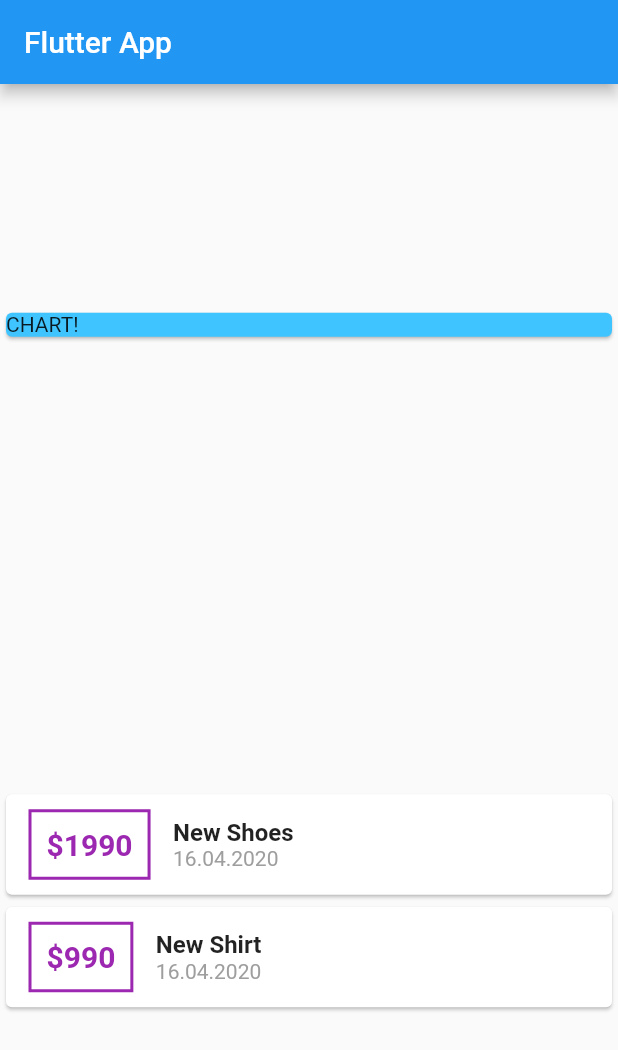
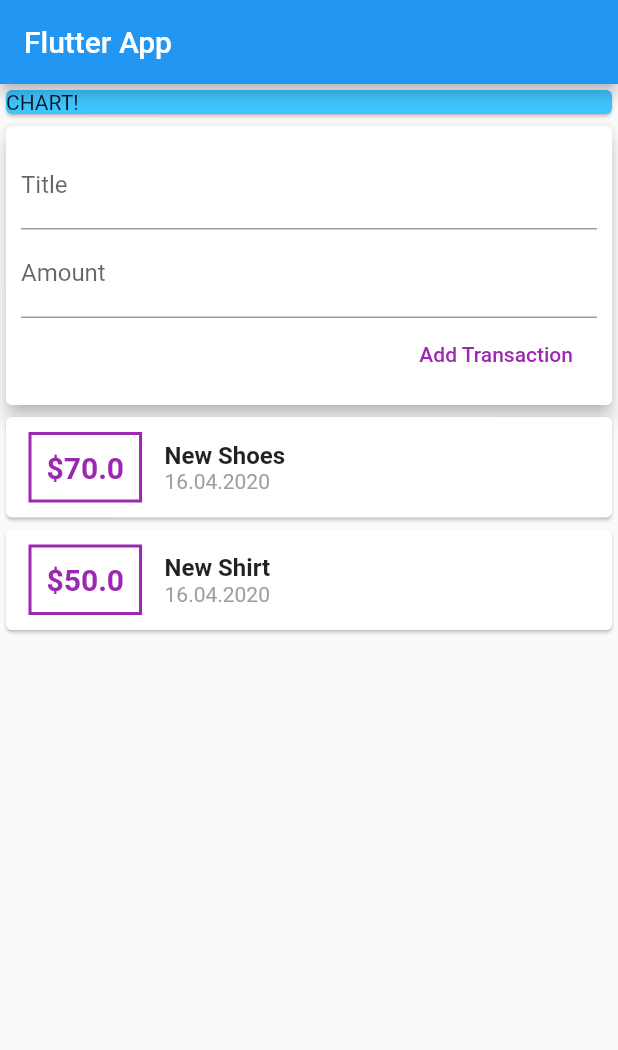
Before and after one commit to Linkonsq/Personal-Expenses, a Flutter app: the screen it shows after launch, on a phone screen of 412 x 824 dp. Shown: the top 1050 px of the screen. Run offline on Flutter 3.47's test engine with Material 2 defaults, Android fonts, the phone set to English and light mode, and no system bars.

Commit message:
Adding text input and fetching user input

```diff
--- a/lib/main.dart
+++ b/lib/main.dart
@@ -20,16 +20,19 @@ class MyHomePage extends StatelessWidget {
     Transaction(
       id: 't1',
       title: 'New Shoes',
-      amount: 1990,
+      amount: 70,
       date: DateTime.now(),
     ),
     Transaction(
       id: 't2',
       title: 'New Shirt',
-      amount: 990,
+      amount: 50,
       date: DateTime.now(),
     )
   ];
+
+  final titleController = TextEditingController();
+  final amountController = TextEditingController();
 
   @override
   Widget build(BuildContext context) {
@@ -38,7 +41,6 @@ class MyHomePage extends StatelessWidget {
         title: Text('Flutter App'),
       ),
       body: Column(
-        mainAxisAlignment: MainAxisAlignment.spaceAround,
         crossAxisAlignment: CrossAxisAlignment.stretch,
         children: <Widget>[
           Container(
@@ -46,6 +48,32 @@ class MyHomePage extends StatelessWidget {
             child: Card(
               color: Colors.lightBlueAccent,
               child: Text('CHART!'),
+            ),
+          ),
+          Card(
+            elevation: 5,
+            child: Container(
+              padding: EdgeInsets.all(10),
+              child: Column(
+                crossAxisAlignment: CrossAxisAlignment.end,
+                children: <Widget>[
+                  TextField(
+                    decoration: InputDecoration(labelText: 'Title'),
+                    controller: titleController,
+                  ),
+                  TextField(
+                    decoration: InputDecoration(labelText: 'Amount'),
+                    controller: amountController,
+                  ),
+                  FlatButton(
+                    child: Text(
+                      'Add Transaction',
+                    ),
+                    textColor: Colors.purple,
+                    onPressed: () {},
+                  )
+                ],
+              ),
             ),
           ),
           Column(
--- a/lib/transaction.dart
+++ b/lib/transaction.dart
@@ -3,7 +3,7 @@ import 'package:flutter/cupertino.dart';
 class Transaction {
   final String id;
   final String title;
-  final int amount;
+  final double amount;
   final DateTime date;
 
   Transaction({
```
